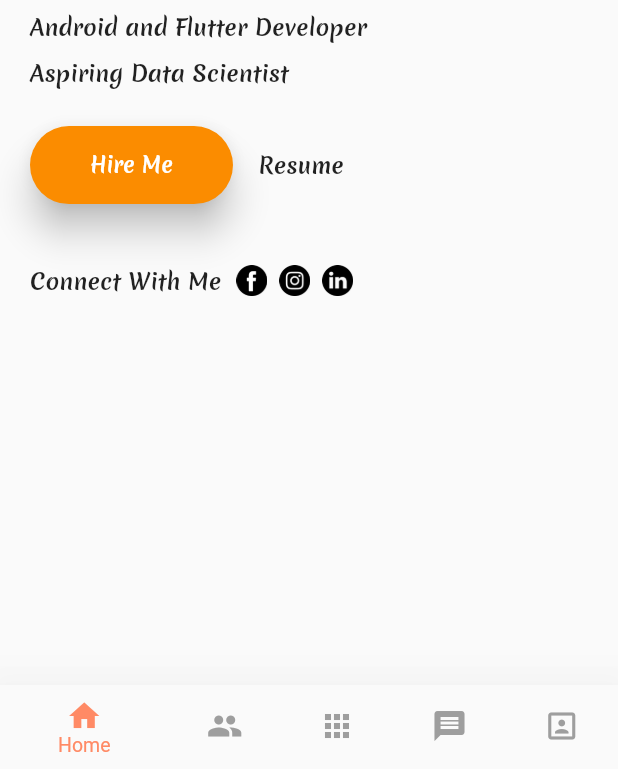
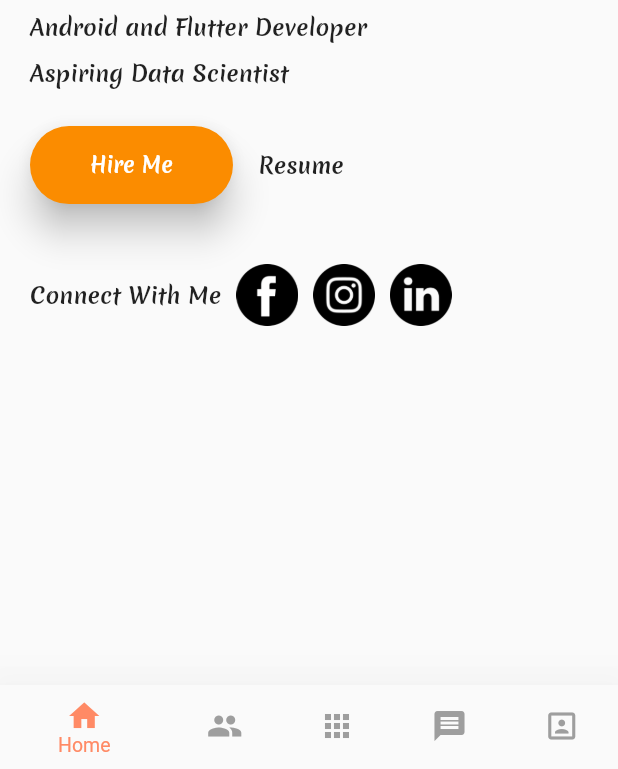
Before and after one commit to SharpQuagga/Responsive_portfolio, a Flutter app: the screen it shows after launch, on a phone screen of 412 x 824 dp, the part 467-1236 px from its top. Run offline on Flutter 3.47's test engine with Material 2 defaults, Android fonts, the phone set to English and light mode, and no system bars; missing offline and left inert: dart:html.

Commit message:
Changed Icon Size

```diff
--- a/lib/smallScreen/Intro.dart
+++ b/lib/smallScreen/Intro.dart
@@ -189,10 +189,10 @@ class __firstPageIntroState extends State<_firstPageIntro>
                     },
                     child: Image(
                       image: AssetImage("assets/images/facebook.png"),
-                      width: wid * 0.05,
+                      width: wid * 0.1,
                     )),
                 SizedBox(
-                  width: 8,
+                  width: 10,
                 ),
                 GestureDetector(
                     onTap: () {
@@ -201,10 +201,10 @@ class __firstPageIntroState extends State<_firstPageIntro>
                     },
                     child: Image(
                       image: AssetImage("assets/images/instagram.png"),
-                      width: wid * 0.05,
+                      width: wid * 0.1,
                     )),
                 SizedBox(
-                  width: 8,
+                  width: 10,
                 ),
                 GestureDetector(
                     onTap: () {
@@ -213,7 +213,7 @@ class __firstPageIntroState extends State<_firstPageIntro>
                     },
                     child: Image(
                       image: AssetImage("assets/images/linkedin.png"),
-                      width: wid * 0.05,
+                      width: wid * 0.1,
                     )),
               ],
             ),
```
